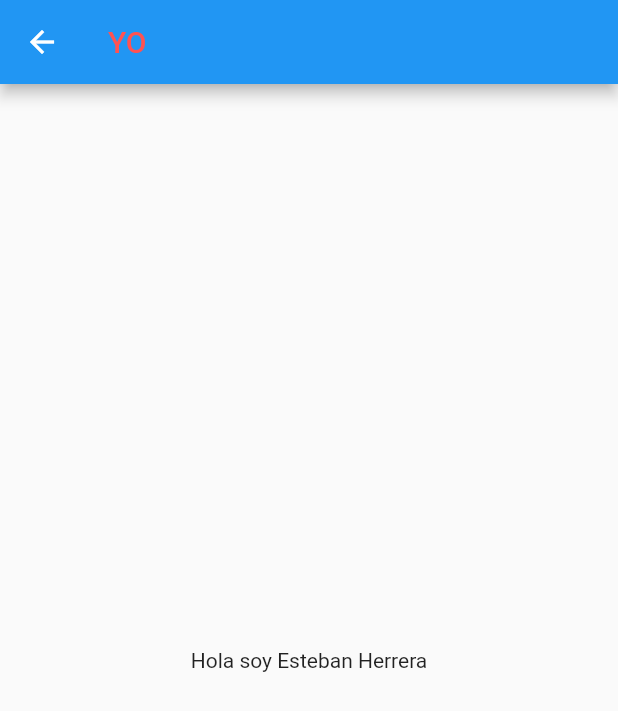
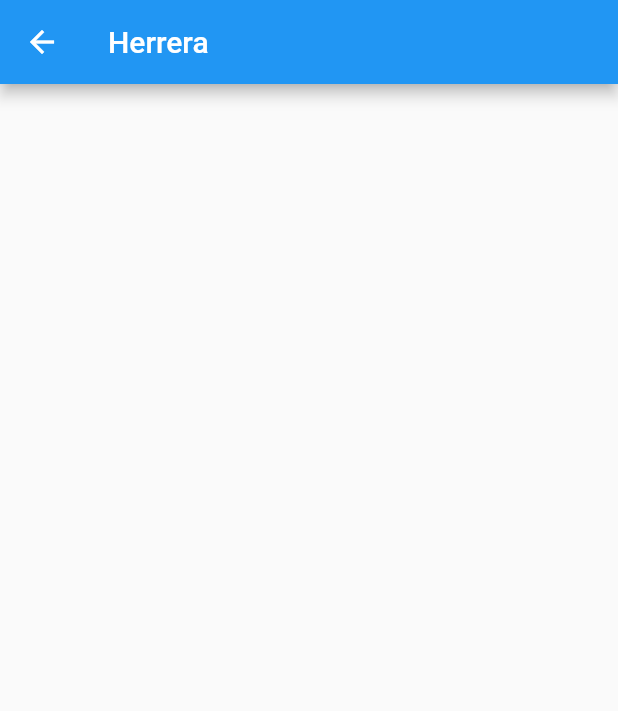
Before and after one commit to rzamarripa/cursoaudeo, a Flutter app: the HerreraPage screen opened by its route, on a phone screen of 412 x 824 dp. Shown: the top 711 px of the screen. Run offline on Flutter 3.47's test engine with Material 2 defaults, Android fonts, the phone set to English and light mode, and no system bars.

Commit message:
Actulizar mi pagina

```diff
--- a/lib/herrera.dart
+++ b/lib/herrera.dart
@@ -7,10 +7,12 @@ class HerreraPage extends StatelessWidget {
   Widget build(BuildContext context) {
     return Scaffold(
       appBar: AppBar(
-                title: Text("YO", style: TextStyle(color: Colors.redAccent),),
+          title: Text("Herrera", style: TextStyle(color: Colors.white),),
       ),
-      body: Center(
-        child: Text("Hola soy Esteban Herrera"),
+      body:Column(
+        children: <Widget>[
+
+        ],
       ),
     );
   }
```
